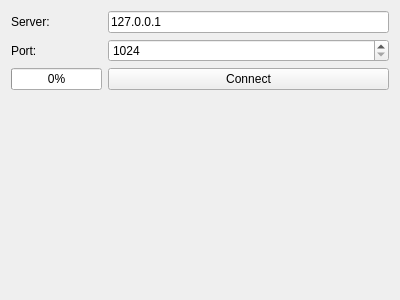
mitchelkuijpers/TextShredder, file textshredder_gui/clientcontrolview.ui: the form before one commit.
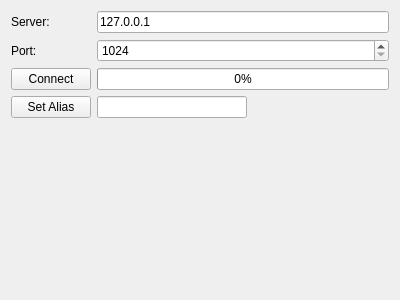
The form after the commit.

Commit message: Changed client control interface file

```diff
--- a/textshredder_gui/clientcontrolview.ui
+++ b/textshredder_gui/clientcontrolview.ui
@@ -40,16 +40,6 @@
        </property>
       </widget>
      </item>
-     <item row="2" column="1">
-      <widget class="QPushButton" name="connectButton">
-       <property name="toolTip">
-        <string>Connect to the server with given IP and port</string>
-       </property>
-       <property name="text">
-        <string>Connect</string>
-       </property>
-      </widget>
-     </item>
      <item row="1" column="1">
       <widget class="QSpinBox" name="portSpinner">
        <property name="toolTip">
@@ -67,12 +57,45 @@
       </widget>
      </item>
      <item row="2" column="0">
+      <widget class="QPushButton" name="connectButton">
+       <property name="toolTip">
+        <string>Connect to the server with given IP and port</string>
+       </property>
+       <property name="text">
+        <string>Connect</string>
+       </property>
+      </widget>
+     </item>
+     <item row="2" column="1">
       <widget class="QProgressBar" name="downloadBar">
        <property name="value">
         <number>0</number>
        </property>
       </widget>
      </item>
+     <item row="3" column="1">
+      <widget class="QLineEdit" name="lineEdit">
+       <property name="sizePolicy">
+        <sizepolicy hsizetype="Fixed" vsizetype="Fixed">
+         <horstretch>0</horstretch>
+         <verstretch>0</verstretch>
+        </sizepolicy>
+       </property>
+       <property name="maximumSize">
+        <size>
+         <width>150</width>
+         <height>16777215</height>
+        </size>
+       </property>
+      </widget>
+     </item>
+     <item row="3" column="0">
+      <widget class="QPushButton" name="pushButton">
+       <property name="text">
+        <string>Set Alias</string>
+       </property>
+      </widget>
+     </item>
     </layout>
    </item>
   </layout>
```
